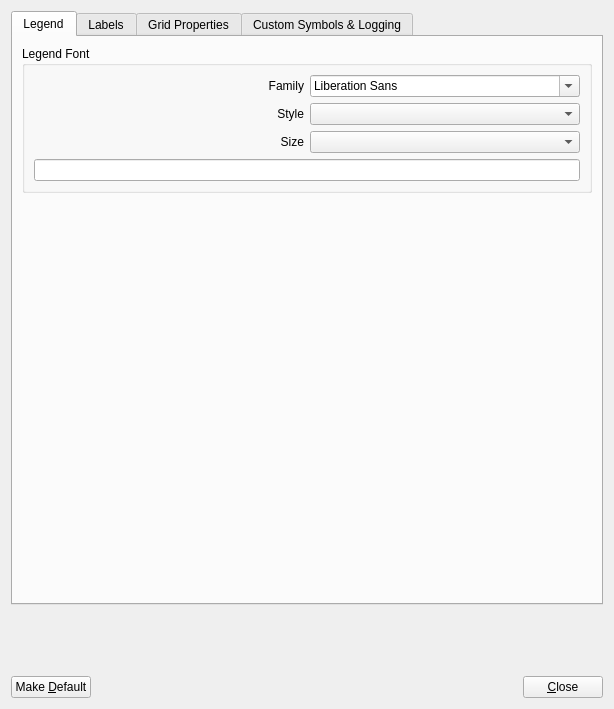
Old version of the form sconcho/gui/ui/preferences_dialog.ui in the repository haskelladdict/sconcho.
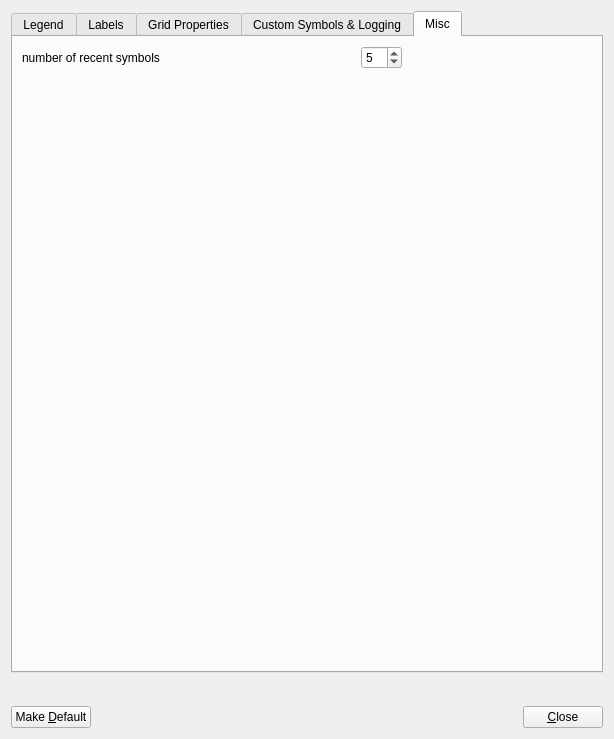
New version of the form. The open tabs and pages were chosen to show the change.

Commit message:
Added misc panel to preferences widget.
This panel accomodates additional settings. For now I've added
a spin box to change the number of maximum recent symbols.

Patch:
```diff
--- a/sconcho/gui/ui/preferences_dialog.ui
+++ b/sconcho/gui/ui/preferences_dialog.ui
@@ -7,7 +7,7 @@
     <x>0</x>
     <y>0</y>
     <width>614</width>
-    <height>709</height>
+    <height>739</height>
    </rect>
   </property>
   <property name="windowTitle">
@@ -705,6 +705,70 @@
        </item>
       </layout>
      </widget>
+     <widget class="QWidget" name="tab_3">
+      <attribute name="title">
+       <string>Misc</string>
+      </attribute>
+      <layout class="QVBoxLayout" name="verticalLayout_11">
+       <item>
+        <layout class="QHBoxLayout" name="horizontalLayout_3">
+         <item>
+          <widget class="QLabel" name="label_8">
+           <property name="text">
+            <string>number of recent symbols </string>
+           </property>
+          </widget>
+         </item>
+         <item>
+          <spacer name="horizontalSpacer_2">
+           <property name="orientation">
+            <enum>Qt::Horizontal</enum>
+           </property>
+           <property name="sizeHint" stdset="0">
+            <size>
+             <width>40</width>
+             <height>20</height>
+            </size>
+           </property>
+          </spacer>
+         </item>
+         <item>
+          <widget class="QSpinBox" name="recentSymbolSpinner">
+           <property name="value">
+            <number>5</number>
+           </property>
+          </widget>
+         </item>
+         <item>
+          <spacer name="horizontalSpacer_3">
+           <property name="orientation">
+            <enum>Qt::Horizontal</enum>
+           </property>
+           <property name="sizeHint" stdset="0">
+            <size>
+             <width>40</width>
+             <height>20</height>
+            </size>
+           </property>
+          </spacer>
+         </item>
+        </layout>
+       </item>
+       <item>
+        <spacer name="verticalSpacer_7">
+         <property name="orientation">
+          <enum>Qt::Vertical</enum>
+         </property>
+         <property name="sizeHint" stdset="0">
+          <size>
+           <width>20</width>
+           <height>593</height>
+          </size>
+         </property>
+        </spacer>
+       </item>
+      </layout>
+     </widget>
     </widget>
    </item>
    <item>
```
The commit also changes 11 other files.
